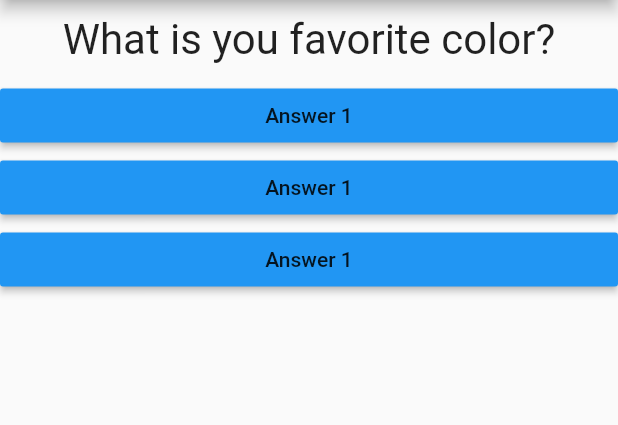
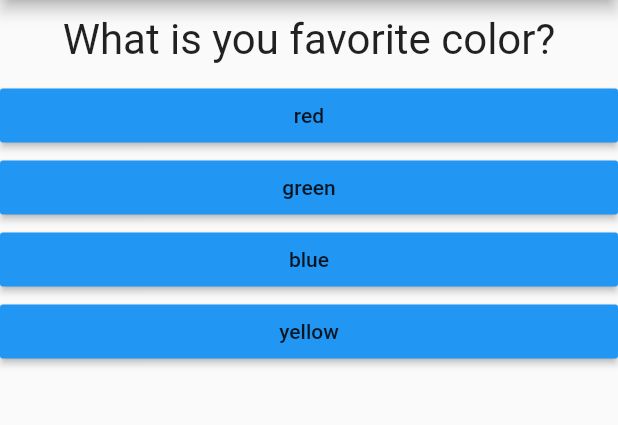
Before and after one commit to sarojkmb/udemy-flutter-first-app, a Flutter app: the screen it shows after launch, on a phone screen of 412 x 824 dp, the part 84-509 px from its top. Run offline on Flutter 3.47's test engine with Material 2 defaults, Android fonts, the phone set to English and light mode, and no system bars.

```diff
--- a/lib/Answer.dart
+++ b/lib/Answer.dart
@@ -2,8 +2,9 @@ import 'package:flutter/material.dart';
 
 class Answer extends StatelessWidget {
   final Function selectHandler;
+  final String answerText;
 
-  Answer(this.selectHandler);
+  Answer(this.selectHandler, this.answerText);
 
   @override
   Widget build(BuildContext context) {
@@ -11,7 +12,7 @@ class Answer extends StatelessWidget {
       width: double.infinity,
       child: RaisedButton(
           color: Colors.blue,
-          child: Text('Answer 1'),
+          child: Text(answerText),
           onPressed: selectHandler),
     );
   }
--- a/lib/main.dart
+++ b/lib/main.dart
@@ -7,25 +7,32 @@ void main() {
 }
 
 class MyApp extends StatefulWidget {
-
   @override
-  State<StatefulWidget> createState(){
+  State<StatefulWidget> createState() {
     //TODO implement create state
     return _MyAppState();
   }
-
 }
 
-class _MyAppState extends State<MyApp>{
-
+class _MyAppState extends State<MyApp> {
   var _questionIdex = 0;
-  var questions = [
-    'What is you favorite color?',
-    'What is you favorite animal?'
+  final questions = const [
+    {
+      'questionText': 'What is you favorite color?',
+      'answers': ['red', 'green', 'blue', 'yellow']
+    },
+    {
+      'questionText': 'What is you favorite animal?',
+      'answers': ['dog', 'cat', 'cow', 'hen']
+    },
+    {
+      'questionText': 'What is you favorite teacher?',
+      'answers': ['chakradhar', 'ghana', 'sanatan', 'bidyadhar']
+    },
   ];
 
   void _answerQuestion() {
-    setState( (){
+    setState(() {
       _questionIdex++;
     });
 
@@ -39,14 +46,19 @@ class _MyAppState extends State<MyApp>{
         appBar: AppBar(
           title: Text("My first App"),
         ),
-        body: Column(
-          children: [
-            Question(questions[_questionIdex]),
-            Answer(_answerQuestion),
-            Answer(_answerQuestion),
-            Answer(_answerQuestion),
-          ],
-        ),
+        body: _questionIdex < questions.length
+            ? Column(
+                children: [
+                  Question(questions[_questionIdex]['questionText']),
+                  ...(questions[_questionIdex]['answers'] as List<String>)
+                      .map((answer) {
+                    return Answer(_answerQuestion, answer);
+                  }).toList()
+                ],
+              )
+            : Center(
+                child: Text('You did it!'),
+              ),
       ),
     );
   }
```
Also changed, not shown: lib/question.dart (+5 -4 lines).
